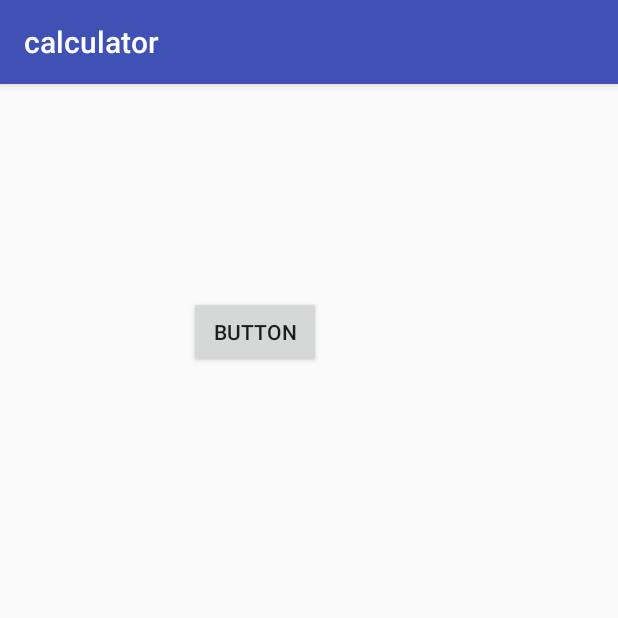
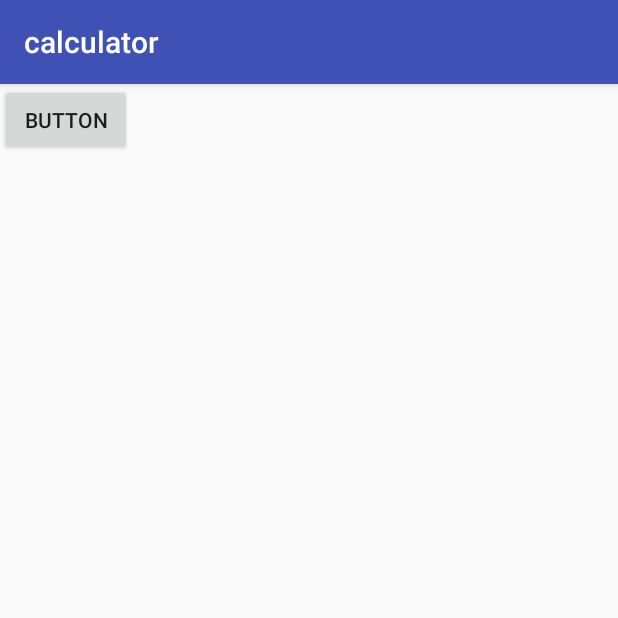
Before and after one commit to LucaPSD/Calculator, an Android app: the screen it shows after launch (MainActivity), on a phone screen of 412 x 824 dp, the top half of it. Run offline under Robolectric (Android 15) with nearby library versions, the phone set to English and light mode, and no system bars.

Commit message:
DEFAULT MESSAGE

```diff
--- a/app/src/main/java/com/ccoperationx/calculator/calculator/MainActivity.java
+++ b/app/src/main/java/com/ccoperationx/calculator/calculator/MainActivity.java
@@ -11,5 +11,8 @@ public class MainActivity extends AppCompatActivity {
         super.onCreate(savedInstanceState);
         setContentView(R.layout.activity_main);
 
+
+        Log.d("TEST", "LUCA");
+
     }
 }
--- a/app/src/main/res/layout/activity_main.xml
+++ b/app/src/main/res/layout/activity_main.xml
@@ -10,11 +10,6 @@
         android:id="@+id/button2"
         android:layout_width="wrap_content"
         android:layout_height="wrap_content"
-        android:layout_marginLeft="126dp"
-        android:layout_marginStart="126dp"
-        android:layout_marginTop="141dp"
-        android:text="Button"
-        app:layout_constraintStart_toStartOf="parent"
-        app:layout_constraintTop_toTopOf="parent" />
+        android:text="Button" />
 
 </android.support.constraint.ConstraintLayout>
```
